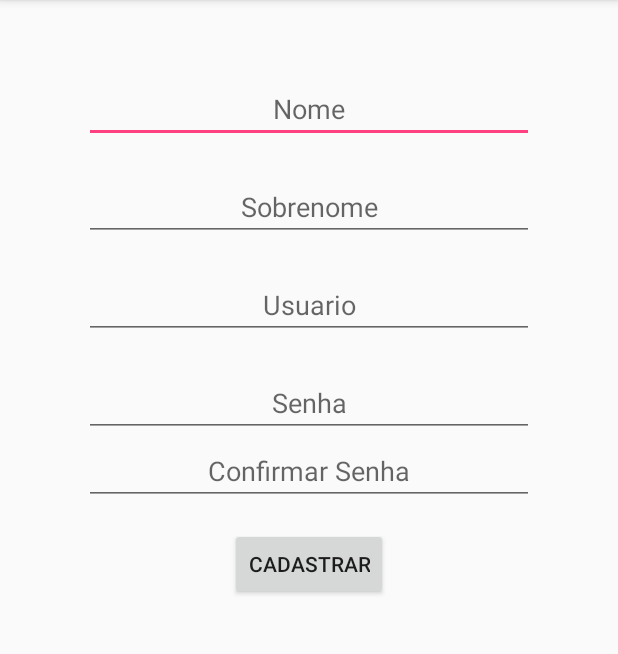
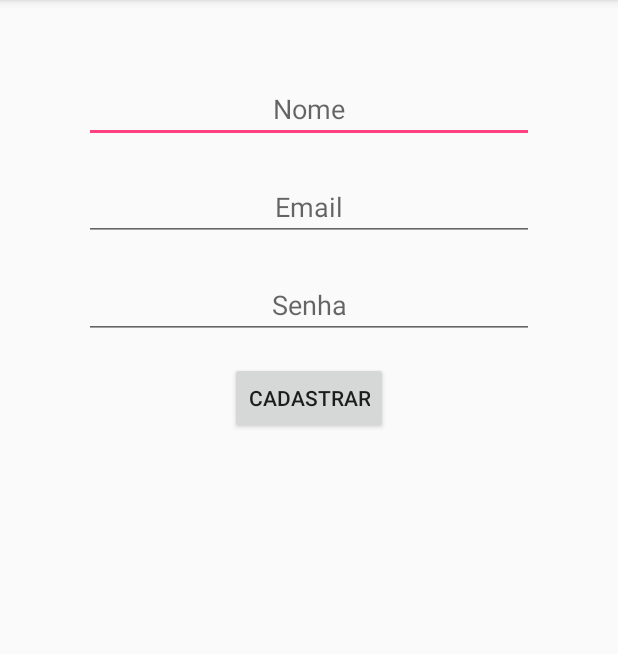
Before and after one commit to remoteEnterprise/AndroidProjectPeHelp, an Android app: the CadastroActivity screen opened directly, with no data from a screen before it, on a phone screen of 412 x 824 dp, the part 84-738 px from its top. Run offline under Robolectric (Android 15) with nearby library versions, the phone set to English and light mode, and no system bars; our stand-ins replace Firebase (no records; nobody signed in at launch, a user with empty details on screens opened directly).

Commit message:
Cadastrando o firebase na aplicação e criando o cadastro e login do usuario

```diff
--- a/app/src/debug/res/values/google_maps_api.xml
+++ b/app/src/debug/res/values/google_maps_api.xml
@@ -20,6 +20,5 @@
     Once you have your key (it starts with "AIza"), replace the "google_maps_key"
     string in this file.
     -->
-    <string name="google_maps_key" templateMergeStrategy="preserve"
-        translatable="false">AIzaSyDpM_3O_UF5brKmTADTM3Sw6emF-56EZDQ</string>
+    <string name="google_maps_key" templateMergeStrategy="preserve" translatable="false">AIzaSyDpM_3O_UF5brKmTADTM3Sw6emF-56EZDQ</string>
 </resources>
--- a/app/src/main/AndroidManifest.xml
+++ b/app/src/main/AndroidManifest.xml
@@ -26,7 +26,6 @@
                 <category android:name="android.intent.category.DEFAULT" />
             </intent-filter>
         </activity>
-
         <activity android:name=".LoginActivity">
             <intent-filter>
                 <action android:name="com.example.pehelp.LoginActivity" />
@@ -76,7 +75,6 @@
                 <category android:name="android.intent.category.DEFAULT" />
             </intent-filter>
         </activity>
-
         <activity android:name=".CadastroActivity">
             <intent-filter>
                 <action android:name="com.example.pehelp.CadastroActivity" />
@@ -84,8 +82,6 @@
                 <category android:name="android.intent.category.DEFAULT" />
             </intent-filter>
         </activity>
-
-
         <activity android:name=".MenuUsuarioActivity">
             <intent-filter>
                 <action android:name="com.example.pehelp.MenuUsuarioActivity" />
@@ -112,6 +108,7 @@
         <meta-data
             android:name="com.google.android.gms.version"
             android:value="@integer/google_play_services_version" />
+
     </application>
 
 </manifest>
--- a/app/src/main/java/com/example/mathe/pehelp/CadastroActivity.java
+++ b/app/src/main/java/com/example/mathe/pehelp/CadastroActivity.java
@@ -1,9 +1,31 @@
 package com.example.mathe.pehelp;
 
 import android.os.Bundle;
+import android.support.annotation.NonNull;
 import android.support.v7.app.AppCompatActivity;
+import android.view.View;
+import android.widget.Button;
+import android.widget.EditText;
+import android.widget.Toast;
+
+import com.example.mathe.config.ConfigFireBase;
+import com.example.mathe.helper.Usuario;
+import com.google.android.gms.tasks.OnCompleteListener;
+import com.google.android.gms.tasks.Task;
+import com.google.firebase.auth.AuthResult;
+import com.google.firebase.auth.FirebaseAuth;
+import com.google.firebase.auth.FirebaseAuthInvalidCredentialsException;
+import com.google.firebase.auth.FirebaseAuthUserCollisionException;
+import com.google.firebase.auth.FirebaseAuthWeakPasswordException;
+import com.google.firebase.auth.FirebaseUser;
 
 public class CadastroActivity extends AppCompatActivity {
+    private EditText nome;
+    private EditText email;
+    private EditText senha;
+    private Button botaoCadastrar;
+    private Usuario usuario;
+    private FirebaseAuth autenticacao;
 
     @Override
     protected void onCreate(Bundle savedInstanceState) {
@@ -11,7 +33,55 @@ public class CadastroActivity extends AppCompatActivity {
         setContentView(R.layout.activity_cadastro);
 
 
+        nome = (EditText) findViewById(R.id.cadastrar_nomeId);
+        email = (EditText) findViewById(R.id.cadastrar_emailId);
+        senha = (EditText) findViewById(R.id.senhaId);
+        botaoCadastrar = (Button) findViewById(R.id.botaoCadastrarId);
 
+        botaoCadastrar.setOnClickListener(new View.OnClickListener() {
+            @Override
+            public void onClick(View v) {
+                usuario = new Usuario();
+                usuario.setNome(nome.getText().toString());
+                usuario.setEmail(email.getText().toString());
+                usuario.setSenha(senha.getText().toString());
+                cadastradoUsuario();
+            }
+        });
+    }
+    private void cadastradoUsuario(){
+        autenticacao = ConfigFireBase.getFirebaseAuth();
+        autenticacao.createUserWithEmailAndPassword(usuario.getEmail(),usuario.getSenha()).addOnCompleteListener(
+                CadastroActivity.this, new OnCompleteListener<AuthResult>() {
+                    @Override
+                    public void onComplete(@NonNull Task<AuthResult> task) {
+                        if (task.isSuccessful()){
+                            Toast.makeText(CadastroActivity.this,"Sucesso ao cadastrar usuário",Toast.LENGTH_SHORT).show();
+                            //criando um usuario firebase a partir da task e adicionando o id em uma instancia da classe usuário
+                            FirebaseUser usuarioFirebase = task.getResult().getUser();
+                            usuario.setId(usuarioFirebase.getUid());
+                            usuario.salvar();
 
+                            autenticacao.signOut();
+                            finish();
+                        }else{
+                            String erro = "";
+                            try{
+                                throw task.getException();
+                            }catch(FirebaseAuthWeakPasswordException e){
+                                erro = "Digite uma senha mais forte, contendo mais caracteres e com letras e números";
+                            }catch(FirebaseAuthInvalidCredentialsException e){
+                                erro= "O email é inválido, digite outro email";
+                            }catch(FirebaseAuthUserCollisionException e){
+                                erro = "O usuário já existe";
+                            }catch(Exception e){
+                                erro= "Ao cadastrar o usuário";
+                                e.printStackTrace();
+                            }
+                            Toast.makeText(CadastroActivity.this,"Erro "+ erro,Toast.LENGTH_SHORT).show();
+                        }
+                    }
+                }
+        );
     }
 }
--- a/app/src/main/java/com/example/mathe/pehelp/MapsActivity.java
+++ b/app/src/main/java/com/example/mathe/pehelp/MapsActivity.java
@@ -3,7 +3,6 @@ package com.example.mathe.pehelp;
 import android.content.pm.PackageManager;
 import android.location.Address;
 import android.location.Geocoder;
-import android.support.design.widget.FloatingActionButton;
 import android.support.v4.app.ActivityCompat;
 import android.support.v4.app.FragmentActivity;
 import android.os.Bundle;
--- a/app/src/main/res/layout/activity_cadastro.xml
+++ b/app/src/main/res/layout/activity_cadastro.xml
@@ -11,56 +11,41 @@
         android:orientation="vertical">
 
         <EditText
-            android:id="@+id/nome"
+            android:id="@+id/cadastrar_nomeId"
             android:layout_width="300dp"
             android:layout_height="wrap_content"
             android:layout_gravity="center"
             android:layout_marginTop="50dp"
             android:gravity="center"
-            android:hint="Nome" />
+            android:hint="Nome"
+            android:password="false" />
 
         <EditText
-            android:id="@+id/sobrenome"
+            android:id="@+id/cadastrar_emailId"
             android:layout_width="300dp"
             android:layout_height="wrap_content"
             android:layout_gravity="center"
             android:layout_marginTop="20dp"
             android:gravity="center"
-            android:hint="Sobrenome" />
+            android:hint="Email" />
 
         <EditText
-            android:id="@+id/user"
+            android:id="@+id/senhaId"
             android:layout_width="300dp"
             android:layout_height="wrap_content"
             android:layout_gravity="center"
             android:layout_marginTop="20dp"
             android:gravity="center"
-            android:hint="Usuario" />
+            android:hint="Senha"
+            android:password="true" />
 
-        <EditText
-            android:id="@+id/senha"
-            android:layout_width="300dp"
+        <Button
+            android:id="@+id/botaoCadastrarId"
+            android:layout_width="wrap_content"
             android:layout_height="wrap_content"
             android:layout_gravity="center"
-            android:layout_marginTop="20dp"
-            android:gravity="center"
-            android:hint="Senha" />
-
-        <EditText
-            android:id="@+id/senhaC"
-            android:layout_width="300dp"
-            android:layout_height="wrap_content"
-            android:layout_gravity="center"
-            android:gravity="center"
-            android:hint="Confirmar Senha" />
-
-        <Button
-            android:layout_width="wrap_content"
-            android:layout_height="wrap_content"
-            android:id="@+id/cadastro"
             android:layout_marginTop="15dp"
-            android:layout_gravity="center"
-            android:text="Cadastrar"/>
+            android:text="Cadastrar" />
 
     </LinearLayout>
     </LinearLayout>
--- a/app/src/main/res/layout/activity_login.xml
+++ b/app/src/main/res/layout/activity_login.xml
@@ -16,14 +16,13 @@
         android:gravity="center"/>
 
     <EditText
+        android:id="@+id/login"
         android:layout_width="300dp"
         android:layout_height="wrap_content"
         android:layout_gravity="center"
-        android:hint="Usuário"
         android:layout_marginTop="100dp"
         android:gravity="center"
-        android:id="@+id/login"
-        />
+        android:hint="Email" />
 
     <EditText
         android:layout_width="300dp"
--- a/app/src/main/res/values/strings.xml
+++ b/app/src/main/res/values/strings.xml
@@ -2,4 +2,5 @@
     <string name="app_name">PeHelp</string>
     <string name="title_activity_maps">Map</string>
     <string name="contato_confianca">Contato de Confiança</string>
+    <string name="title_activity_mapa">Map</string>
 </resources>
--- a/build.gradle
+++ b/build.gradle
@@ -6,6 +6,7 @@ buildscript {
     }
     dependencies {
         classpath 'com.android.tools.build:gradle:2.3.1'
+        classpath 'com.google.gms:google-services:3.0.0'
 
         // NOTE: Do not place your application dependencies here; they belong
         // in the individual module build.gradle files
```
Also changed, not shown: app/build.gradle (+5 -2 lines), app/src/main/java/com/example/mathe/config/ConfigFireBase.java (added, +28 -0 lines), app/src/main/java/com/example/mathe/helper/Usuario.java (added, +57 -0 lines), app/src/main/java/com/example/mathe/pehelp/LoginActivity.java (+49 -37 lines), 1 other file.
